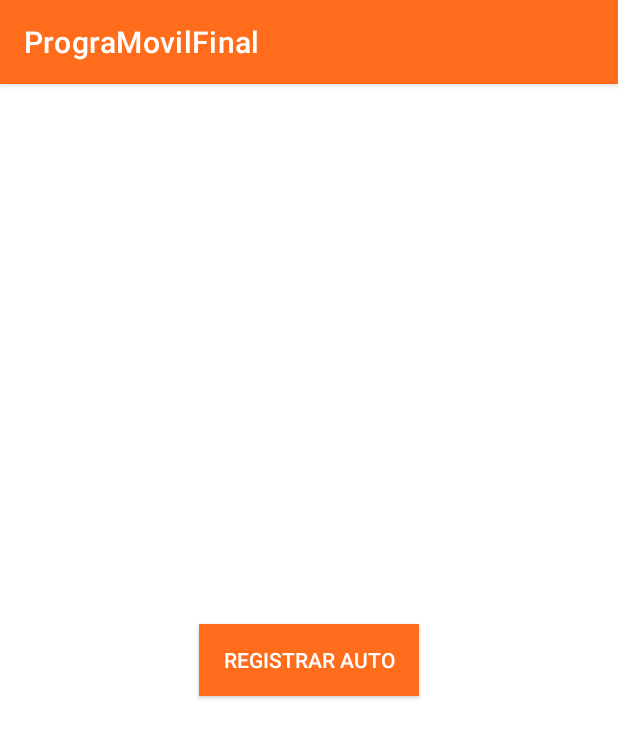
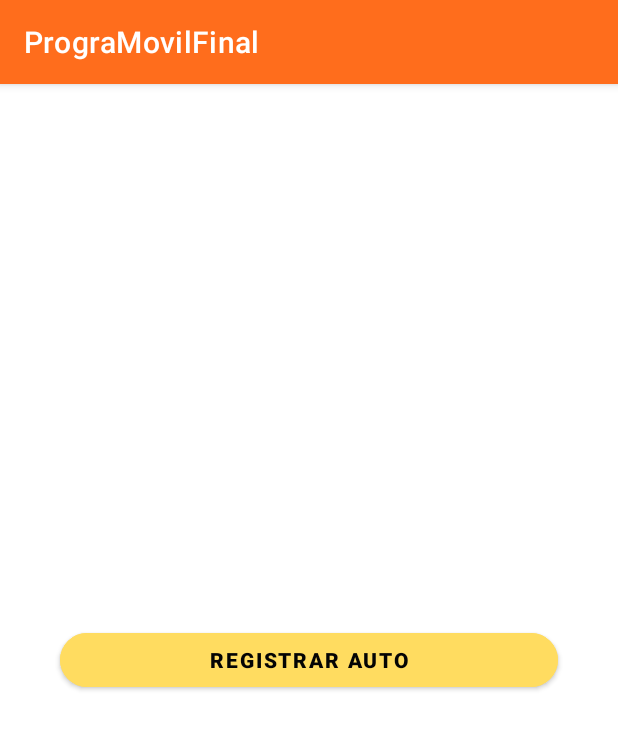
Before and after one commit to piero0090/PrograMovilFinal, an Android app: the fragment RegistroposFragment shown on its own in the app's theme, on a phone screen of 412 x 824 dp. Shown: the top 738 px of the screen. Run offline under Robolectric (Android 15) with nearby library versions, the phone set to English and light mode, and no system bars; our stand-ins replace Firebase (no records; nobody signed in at launch, a user with empty details on screens opened directly); libraries missing offline, so code that uses them is left out: com.google.zxing.integration.

Commit message:
UI updates

```diff
--- a/app/src/main/java/com/example/programovilfinal/LoginActivity.kt
+++ b/app/src/main/java/com/example/programovilfinal/LoginActivity.kt
@@ -32,7 +32,7 @@ class LoginActivity : AppCompatActivity() {
                     //Log.i("GAA","NOOOOOOOOOOOOOOOO")
                 }else{
                     val intent = Intent(this,MainActivity::class.java)
-                   // intent.putExtra("Usercod", edtUser.text.toString())//*************************
+                    intent.putExtra("Usercod", edtUser.text.toString())//*************************
                     startActivity(intent)
                     //Log.i("asa","SUCCCESSSSS")
                 }
--- a/app/src/main/java/com/example/programovilfinal/ui/Fragments/RegistroposFragment.kt
+++ b/app/src/main/java/com/example/programovilfinal/ui/Fragments/RegistroposFragment.kt
@@ -11,27 +11,19 @@ import android.widget.TextView
 import android.widget.Toast
 import com.example.programovilfinal.R
 import com.example.programovilfinal.databinding.ActivityMainBinding
+import com.google.firebase.firestore.ktx.firestore
+import com.google.firebase.ktx.Firebase
 import com.google.zxing.integration.android.IntentIntegrator
 import org.json.JSONObject
 import org.w3c.dom.Text
 
-// TODO: Rename parameter arguments, choose names that match
-// the fragment initialization parameters, e.g. ARG_ITEM_NUMBER
-private const val ARG_PARAM1 = "param1"
-private const val ARG_PARAM2 = "param2"
-
-/**
- * A simple [Fragment] subclass.
- * Use the [RegistroposFragment.newInstance] factory method to
- * create an instance of this fragment.
- */
 class RegistroposFragment : Fragment() {
+    val db= Firebase.firestore
 
     //private lateinit var binding: ActivityMainBinding
     private lateinit var btnScan : Button
     private lateinit var txtRegistroPos : TextView
     private lateinit var qrScanIntegrator: IntentIntegrator
-
 
     override fun onCreateView(
         inflater: LayoutInflater, container: ViewGroup?,
@@ -44,7 +36,9 @@ class RegistroposFragment : Fragment() {
     override fun onViewCreated(view: View, savedInstanceState: Bundle?) {
         super.onViewCreated(view, savedInstanceState)
         btnScan = view.findViewById(R.id.btnScanner)
-        btnScan.setOnClickListener{innitScanner()}
+        btnScan.setOnClickListener{
+            innitScanner()
+        }
         txtRegistroPos = view.findViewById(R.id.txtID_Posicion)
     }
 
@@ -61,30 +55,13 @@ class RegistroposFragment : Fragment() {
                 Toast.makeText(activity, "OPERACIÓN CANCELADA", Toast.LENGTH_LONG).show()
             }else{
                 txtRegistroPos.text = result.contents
+                db.collection("Estacionamientos").
+                document(txtRegistroPos.text.toString()).update("Estado",false)
                 Toast.makeText(activity, "POSICIÓN REGISTRADA", Toast.LENGTH_LONG).show()
             }
         }else{
             super.onActivityResult(requestCode, resultCode, data)
         }
     }
-    /*
-    companion object {
-        /**
-         * Use this factory method to create a new instance of
-         * this fragment using the provided parameters.
-         *
-         * @param param1 Parameter 1.
-         * @param param2 Parameter 2.
-         * @return A new instance of fragment RegistroposFragment.
-         */
-        // TODO: Rename and change types and number of parameters
-        @JvmStatic
-        fun newInstance(param1: String, param2: String) =
-            RegistroposFragment().apply {
-                arguments = Bundle().apply {
-                    putString(ARG_PARAM1, param1)
-                    putString(ARG_PARAM2, param2)
-                }
-            }
-    }*/
+
 }
--- a/app/src/main/res/layout/fragment_registropos.xml
+++ b/app/src/main/res/layout/fragment_registropos.xml
@@ -13,11 +13,14 @@
 
         <Button
             android:id="@+id/btnScanner"
-            style="@style/Widget.AppCompat.Button.Small"
-            android:layout_width="wrap_content"
+            android:layout_width="0dp"
             android:layout_height="wrap_content"
-            android:background="#0073A8"
-            android:backgroundTint="#FFFFFF"
+            android:layout_marginStart="40dp"
+            android:layout_marginEnd="40dp"
+            android:backgroundTint="#FFDC60"
+            android:textColor="#040404"
+            android:textStyle="bold"
+            app:cornerRadius="20dp"
             android:text="Registrar Auto"
             app:layout_constraintBottom_toBottomOf="parent"
             app:layout_constraintLeft_toLeftOf="parent"
@@ -26,13 +29,20 @@
 
         <TextView
             android:id="@+id/txtID_Posicion"
+            android:visibility="invisible"
             android:layout_width="wrap_content"
             android:layout_height="wrap_content"
             android:text=""
+            android:textColor="#0C0C0C"
+            android:textSize="16sp"
+            android:textStyle="bold"
             app:layout_constraintBottom_toBottomOf="parent"
+            app:layout_constraintHorizontal_bias="0.498"
             app:layout_constraintLeft_toLeftOf="parent"
             app:layout_constraintRight_toRightOf="parent"
-            app:layout_constraintTop_toBottomOf="@+id/btnScanner" />
+            app:layout_constraintTop_toBottomOf="@+id/btnScanner"
+            app:layout_constraintVertical_bias="0.32" />
+
     </androidx.constraintlayout.widget.ConstraintLayout>
 
 </FrameLayout>
--- a/app/src/main/res/layout/nav_header_main.xml
+++ b/app/src/main/res/layout/nav_header_main.xml
@@ -28,9 +28,4 @@
         android:text="@string/nav_header_title"
         android:textAppearance="@style/TextAppearance.AppCompat.Body1" />
 
-    <TextView
-        android:id="@+id/textView"
-        android:layout_width="wrap_content"
-        android:layout_height="wrap_content"
-        android:text="@string/nav_header_subtitle" />
 </LinearLayout>
```
Also changed, not shown: app/src/main/res/layout/fragment_emergencia.xml (+7 -1 lines), app/src/main/res/layout/fragment_retiro_auto.xml (+18 -7 lines).
